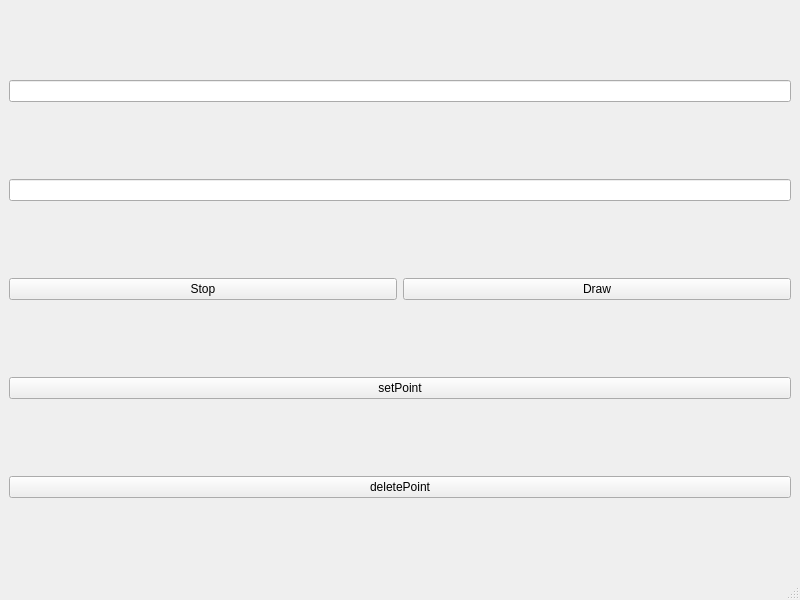
Old version of the form CAPISample/drawletters.ui in the repository dzunder32/BachelorRobot.
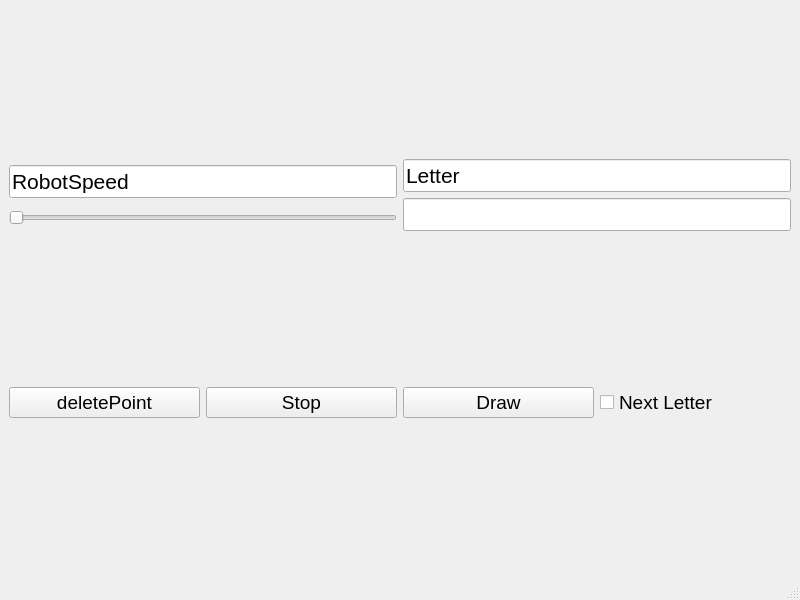
New version of the form.

Patch:
```diff
--- a/CAPISample/drawletters.ui
+++ b/CAPISample/drawletters.ui
@@ -2,6 +2,9 @@
 <ui version="4.0">
  <class>DrawLetters</class>
  <widget class="QMainWindow" name="DrawLetters">
+  <property name="enabled">
+   <bool>true</bool>
+  </property>
   <property name="geometry">
    <rect>
     <x>0</x>
@@ -14,45 +17,119 @@
    <string>MainWindow</string>
   </property>
   <widget class="QWidget" name="centralwidget">
-   <layout class="QVBoxLayout" name="verticalLayout">
+   <layout class="QVBoxLayout" name="verticalLayout_3">
     <item>
-     <widget class="QLineEdit" name="lineEdit"/>
-    </item>
-    <item>
-     <widget class="QLineEdit" name="lineEdit_Letter"/>
+     <layout class="QHBoxLayout" name="horizontalLayout_2">
+      <item>
+       <layout class="QVBoxLayout" name="verticalLayout">
+        <item>
+         <widget class="QLineEdit" name="lineEdit">
+          <property name="font">
+           <font>
+            <pointsize>16</pointsize>
+           </font>
+          </property>
+          <property name="text">
+           <string>RobotSpeed</string>
+          </property>
+         </widget>
+        </item>
+        <item>
+         <widget class="QSlider" name="robotSpeedSlider">
+          <property name="font">
+           <font>
+            <pointsize>16</pointsize>
+           </font>
+          </property>
+          <property name="maximum">
+           <number>50</number>
+          </property>
+          <property name="orientation">
+           <enum>Qt::Horizontal</enum>
+          </property>
+         </widget>
+        </item>
+       </layout>
+      </item>
+      <item>
+       <layout class="QVBoxLayout" name="verticalLayout_2">
+        <item>
+         <widget class="QLineEdit" name="lineEdit_2">
+          <property name="font">
+           <font>
+            <pointsize>16</pointsize>
+           </font>
+          </property>
+          <property name="text">
+           <string>Letter</string>
+          </property>
+         </widget>
+        </item>
+        <item>
+         <widget class="QLineEdit" name="lineEdit_Letter">
+          <property name="font">
+           <font>
+            <pointsize>16</pointsize>
+           </font>
+          </property>
+         </widget>
+        </item>
+       </layout>
+      </item>
+     </layout>
     </item>
     <item>
      <layout class="QHBoxLayout" name="horizontalLayout">
+      <item>
+       <widget class="QPushButton" name="buttonDeletePoint">
+        <property name="font">
+         <font>
+          <pointsize>14</pointsize>
+         </font>
+        </property>
+        <property name="text">
+         <string>deletePoint</string>
+        </property>
+       </widget>
+      </item>
       <item>
        <widget class="QPushButton" name="pushButton_2">
+        <property name="font">
+         <font>
+          <pointsize>14</pointsize>
+         </font>
+        </property>
         <property name="text">
          <string>Stop</string>
         </property>
        </widget>
       </item>
       <item>
-       <widget class="QPushButton" name="pushButton">
+       <widget class="QPushButton" name="pushButton_Draw">
+        <property name="font">
+         <font>
+          <pointsize>14</pointsize>
+         </font>
+        </property>
         <property name="text">
          <string>Draw</string>
         </property>
        </widget>
       </item>
+      <item>
+       <widget class="QCheckBox" name="checkBox_NextLetter">
+        <property name="font">
+         <font>
+          <pointsize>14</pointsize>
+         </font>
+        </property>
+        <property name="text">
+         <string>Next Letter</string>
+        </property>
+       </widget>
+      </item>
      </layout>
     </item>
-    <item>
-     <widget class="QPushButton" name="buttonPoint">
-      <property name="text">
-       <string>setPoint</string>
-      </property>
-     </widget>
-    </item>
-    <item>
-     <widget class="QPushButton" name="buttonDeletePoint">
-      <property name="text">
-       <string>deletePoint</string>
-      </property>
-     </widget>
-    </item>
    </layout>
   </widget>
   <widget class="QMenuBar" name="menubar">
```
